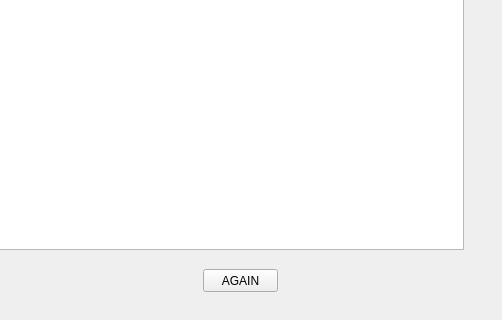
Zentions/HuffmanCoding, file treedialog.ui: the form before one commit; both pictures show x 327 to 829 and y 221 to 541 of the 829 by 541 pixel window.
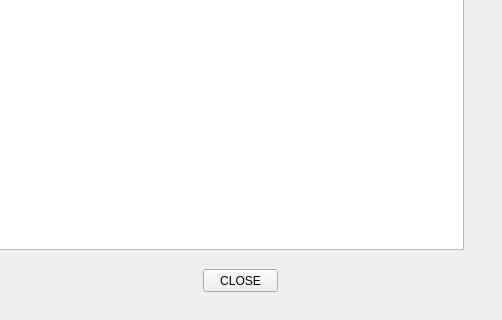
The form after the commit.

What changed in the file:
```diff
--- a/treedialog.ui
+++ b/treedialog.ui
@@ -46,7 +46,7 @@
     </rect>
    </property>
    <property name="text">
-    <string>AGAIN</string>
+    <string>CLOSE</string>
    </property>
   </widget>
  </widget>
```
